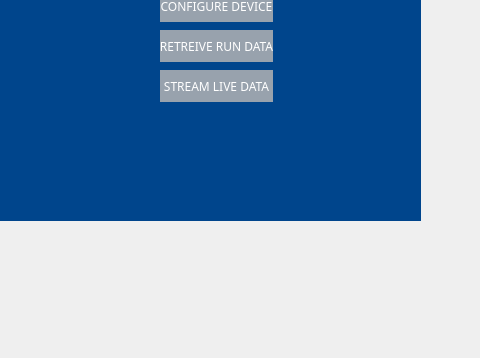
Above: SealHAT_GUI_App/maindialog.ui from SealHAT/GUI_Application before the change; both pictures show x 0 to 480 and y 200 to 558 of the 850 by 558 pixel window. Below: the same form after it.
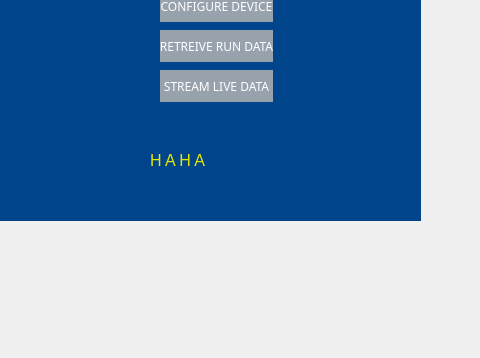
That is the form after the change. Icons and pictures are not drawn.

```diff
--- a/SealHAT_GUI_App/maindialog.ui
+++ b/SealHAT_GUI_App/maindialog.ui
@@ -203,6 +203,19 @@
         <bool>false</bool>
        </property>
       </widget>
+      <widget class="QLabel" name="serialLabel">
+       <property name="geometry">
+        <rect>
+         <x>150</x>
+         <y>340</y>
+         <width>71</width>
+         <height>41</height>
+        </rect>
+       </property>
+       <property name="text">
+        <string>&lt;html&gt;&lt;head/&gt;&lt;body&gt;&lt;p&gt;&lt;span style=&quot; font-size:12pt; color:#e7e700;&quot;&gt; H A H A&lt;/span&gt;&lt;/p&gt;&lt;/body&gt;&lt;/html&gt;</string>
+       </property>
+      </widget>
      </widget>
     </widget>
    </widget>
```
